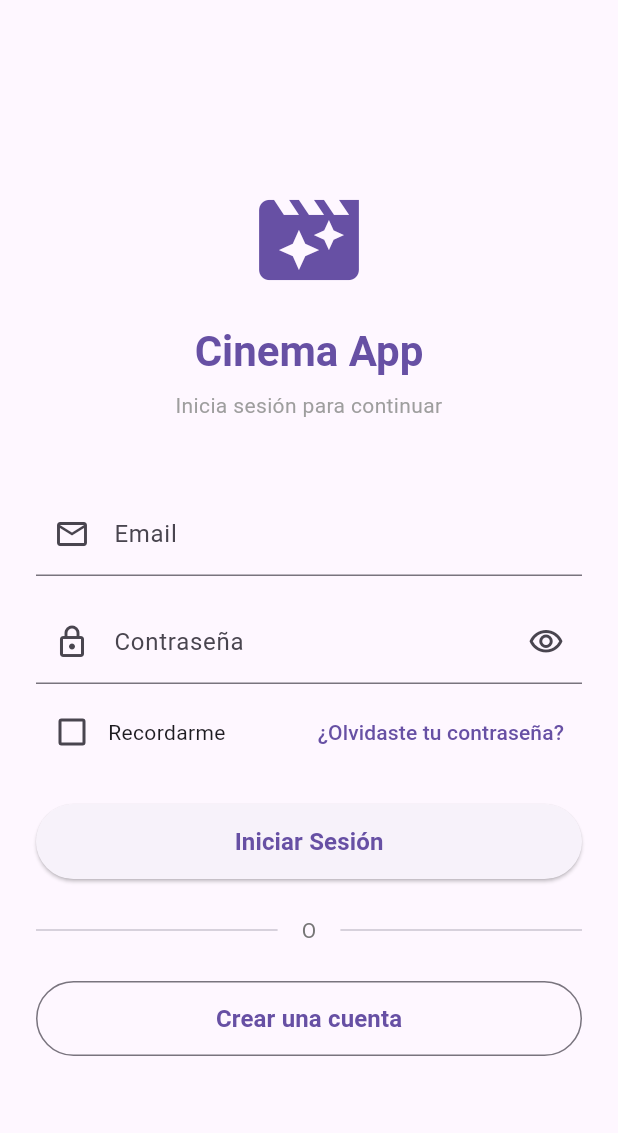
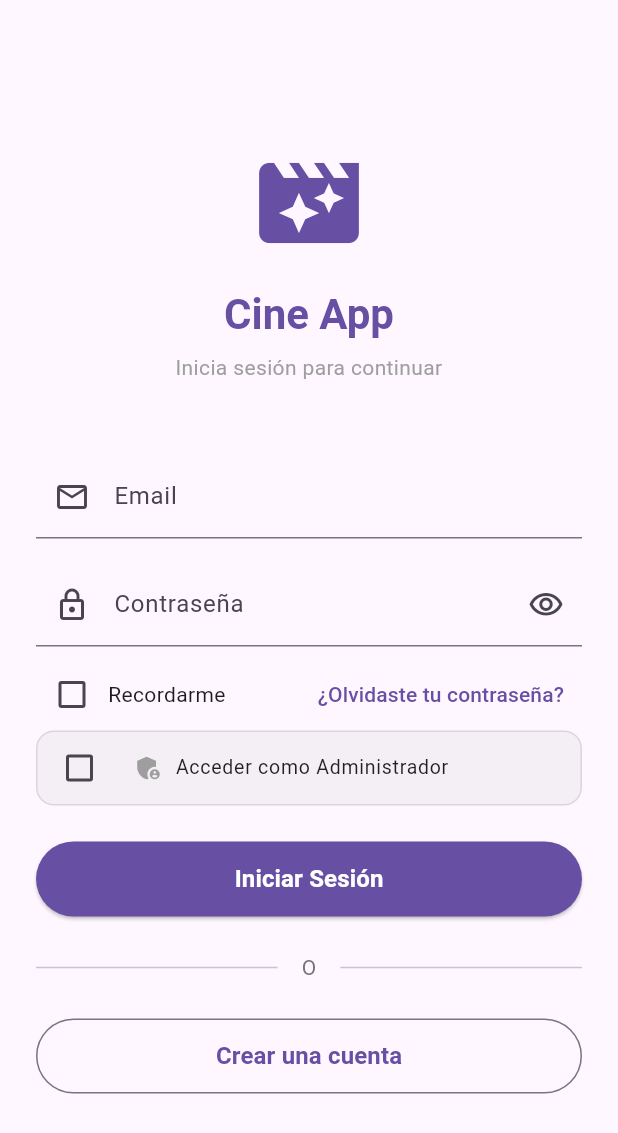
Before and after one commit to AlanEBG/Cinelink-App, a Flutter app: the screen it shows after launch, on a phone screen of 412 x 824 dp. Shown: the top 1133 px of the screen. Run offline on Flutter 3.47's test engine with Material 3 defaults, Android fonts, the light colour scheme and no system bars; our stand-ins replace cookie_jar, dio, dio_cookie_manager, flutter_secure_storage; accounts and stored records are empty.

Commit message:
feat: Acceso como login

```diff
--- a/lib/views/auth/login_page.dart
+++ b/lib/views/auth/login_page.dart
@@ -2,6 +2,7 @@ import 'package:flutter/material.dart';
 import 'package:provider/provider.dart';
 import '../../controllers/auth_controller.dart';
 import '../../utils/validators.dart';
+import '../../app/constant.dart';
 
 class LoginPage extends StatefulWidget {
   const LoginPage({super.key});
@@ -17,6 +18,7 @@ class _LoginPageState extends State<LoginPage> {
 
   bool _obscurePassword = true;
   bool _rememberMe = false;
+  bool _loginAsAdmin = false;
 
   @override
   void dispose() {
@@ -46,8 +48,34 @@ class _LoginPageState extends State<LoginPage> {
     if (!mounted) return;
 
     if (success) {
-      // Navegar a home
-      Navigator.of(context).pushReplacementNamed('/home');
+      // Verificar si se marcó "Acceder como administrador"
+      if (_loginAsAdmin) {
+        // Verificar que el usuario tenga rol de Admin
+        if (authController.isAdmin) {
+          print('[LoginPage] Usuario es Admin, acceso permitido');
+          Navigator.of(context).pushReplacementNamed('/dashboard');
+        } else {
+          // El usuario NO es admin, mostrar error y hacer logout
+          print('[LoginPage] Usuario NO es Admin, acceso denegado');
+
+          await authController.logout();
+
+          if (!mounted) return;
+
+          ScaffoldMessenger.of(context).showSnackBar(
+            const SnackBar(
+              content: Text('Acceso denegado: No tienes permisos de administrador'),
+              backgroundColor: Colors.red,
+              behavior: SnackBarBehavior.floating,
+              duration: Duration(seconds: 4),
+            ),
+          );
+        }
+      } else {
+        // Login normal
+        print('[LoginPage] Login normal, redirigiendo a dashboard');
+        Navigator.of(context).pushReplacementNamed('/dashboard');
+      }
     } else {
       // Mostrar error
       ScaffoldMessenger.of(context).showSnackBar(
@@ -85,7 +113,7 @@ class _LoginPageState extends State<LoginPage> {
 
                   // Título
                   Text(
-                    'Cinema App',
+                    'Cine App',
                     style: theme.textTheme.headlineMedium?.copyWith(
                       fontWeight: FontWeight.bold,
                       color: theme.colorScheme.primary,
@@ -176,6 +204,68 @@ class _LoginPageState extends State<LoginPage> {
                       ),
                     ],
                   ),
+
+                  // Checkbox de acceder como administrador
+                  Container(
+                    decoration: BoxDecoration(
+                      color: _loginAsAdmin
+                          ? Colors.red.withOpacity(0.1)
+                          : Colors.grey.withOpacity(0.1),
+                      borderRadius: BorderRadius.circular(12),
+                      border: Border.all(
+                        color: _loginAsAdmin
+                            ? Colors.red.withOpacity(0.3)
+                            : Colors.grey.withOpacity(0.3),
+                        width: 1,
+                      ),
+                    ),
+                    child: CheckboxListTile(
+                      value: _loginAsAdmin,
+                      onChanged: (value) {
+                        setState(() {
+                          _loginAsAdmin = value ?? false;
+                        });
+                      },
+                      title: Row(
+                        children: [
+                          Icon(
+                            Icons.admin_panel_settings,
+                            color: _loginAsAdmin ? Colors.red : Colors.grey,
+                            size: 20,
+                          ),
+                          const SizedBox(width: 8),
+                          Text(
+                            'Acceder como Administrador',
+                            style: TextStyle(
+                              fontWeight: _loginAsAdmin
+                                  ? FontWeight.bold
+                                  : FontWeight.normal,
+                              color: _loginAsAdmin ? Colors.red : Colors.black87,
+                            ),
+                          ),
+                        ],
+                      ),
+                      subtitle: _loginAsAdmin
+                          ? const Padding(
+                              padding: EdgeInsets.only(left: 28, top: 4),
+                              child: Text(
+                                'Se verificará que tengas permisos de administrador',
+                                style: TextStyle(
+                                  fontSize: 12,
+                                  color: Colors.red,
+                                ),
+                              ),
+                            )
+                          : null,
+                      controlAffinity: ListTileControlAffinity.leading,
+                      activeColor: Colors.red,
+                      dense: true,
+                      contentPadding: const EdgeInsets.symmetric(
+                        horizontal: 8,
+                        vertical: 0,
+                      ),
+                    ),
+                  ),
                   const SizedBox(height: 24),
 
                   // Login Button
@@ -187,6 +277,12 @@ class _LoginPageState extends State<LoginPage> {
                           onPressed: authController.isLoading
                               ? null
                               : _handleLogin,
+                          style: ElevatedButton.styleFrom(
+                            backgroundColor: _loginAsAdmin
+                                ? Colors.red
+                                : theme.colorScheme.primary,
+                            foregroundColor: Colors.white,
+                          ),
                           child: authController.isLoading
                               ? const SizedBox(
                                   height: 20,
@@ -198,12 +294,28 @@ class _LoginPageState extends State<LoginPage> {
                                     ),
                                   ),
                                 )
-                              : const Text(
-                                  'Iniciar Sesión',
-                                  style: TextStyle(
-                                    fontSize: 16,
-                                    fontWeight: FontWeight.bold,
-                                  ),
+                              : Row(
+                                  mainAxisAlignment: MainAxisAlignment.center,
+                                  children: [
+                                    if (_loginAsAdmin) ...[
+                                      const Icon(
+                                        Icons.admin_panel_settings,
+                                        size: 20,
+                                        color: Colors.white,
+                                      ),
+                                      const SizedBox(width: 8),
+                                    ],
+                                    Text(
+                                      _loginAsAdmin
+                                          ? 'Acceder como Admin'
+                                          : 'Iniciar Sesión',
+                                      style: const TextStyle(
+                                        fontSize: 16,
+                                        fontWeight: FontWeight.bold,
+                                        color: Colors.white,
+                                      ),
+                                    ),
+                                  ],
                                 ),
                         ),
                       );
```
